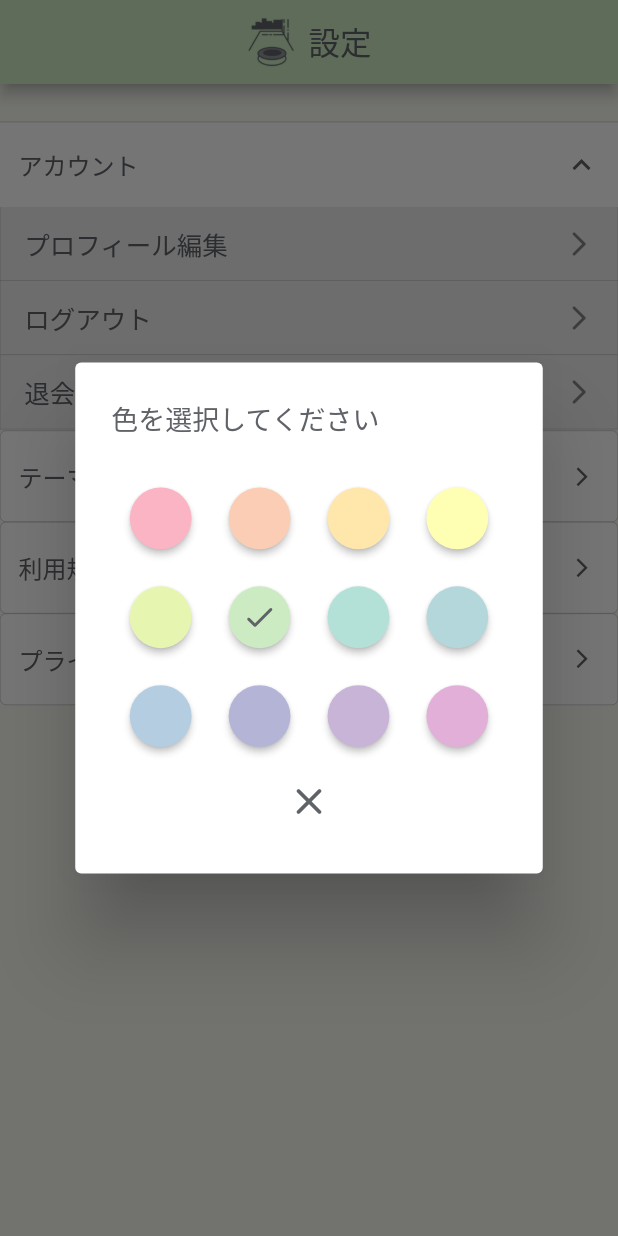
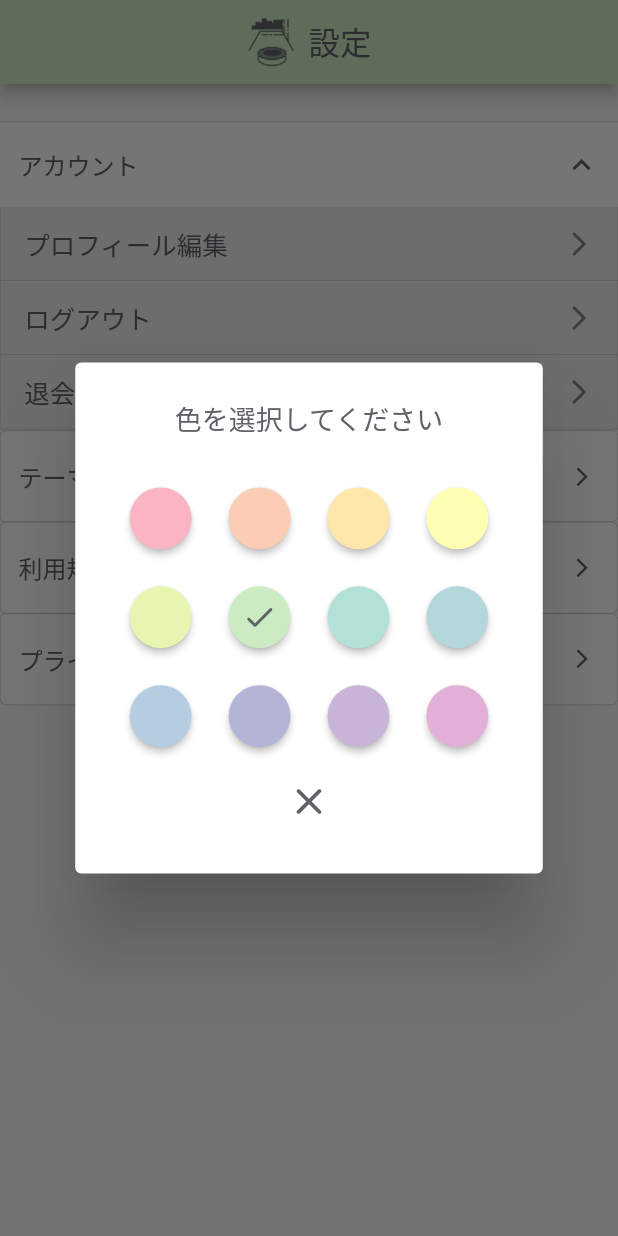
Before and after one commit to m-maekakuchi/Harvester, a Flutter app: the SettingPage screen opened by its route, after a tap on "アカウント", after a tap on "テーマカラー", on a phone screen of 412 x 824 dp. Run offline on Flutter 3.47's test engine with Material 2 defaults, Android fonts, the phone set to English and light mode, and no system bars; our stand-ins replace firebase_auth, firebase_core, flutter_datetime_picker, flutter_riverpod, go_router, google_sign_in and 2 more; missing offline and left inert: firebase_app_check; accounts and stored records are empty; generated files the repository leaves out were written again.

Commit message:
タイトルをセンタリング

```diff
--- a/lib/views/pages/settings/setting_page.dart
+++ b/lib/views/pages/settings/setting_page.dart
@@ -110,7 +110,15 @@ class SettingPage extends ConsumerWidget {
       builder: (BuildContext context) {
         return Consumer(builder: (context, ref, _) {
           return AlertDialog(
-            title: const Text('色を選択してください', style: TextStyle(color: textIconColor, fontSize: 18)),
+            title: const Center(
+              child: Text(
+                '色を選択してください',
+                style: TextStyle(
+                  color: textIconColor,
+                  fontSize: 18,
+                ),
+              )
+            ),
             content: SingleChildScrollView(
               child: Column(
                 children: [
```
